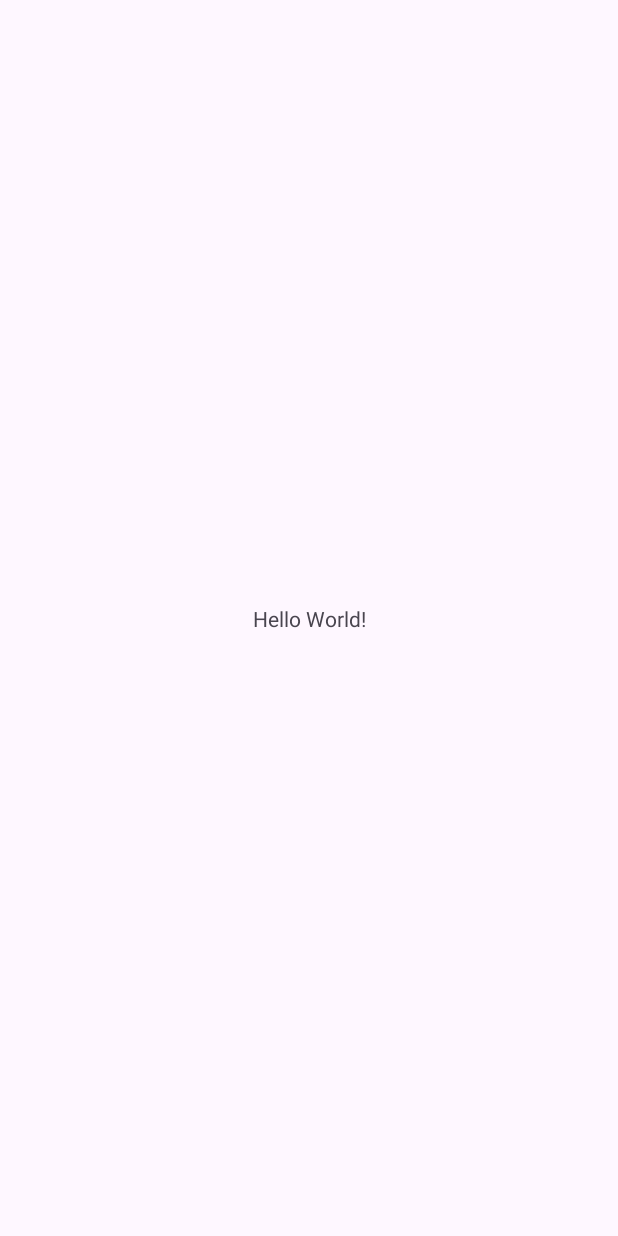
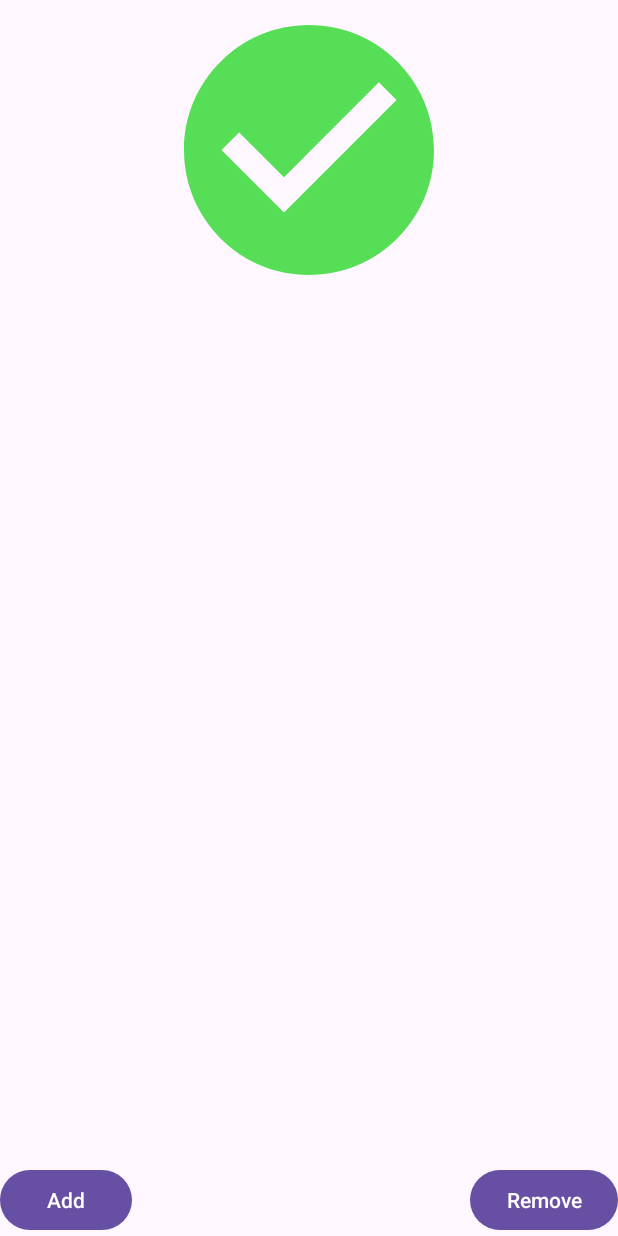
Before and after one commit to Farengon/6300Local, an Android app: the screen it shows after launch (MainActivity), on a phone screen of 412 x 824 dp. Before the commit the screen is almost empty. Run offline under Robolectric (Android 15) with nearby library versions, the phone set to English and light mode, and no system bars.

Commit message:
frontend main

```diff
--- /dev/null
+++ b/WindowsOS/app/src/main/java/gtsi/sdp/windowsos/ClassroomItemAdaper.java
@@ -0,0 +1,72 @@
+package gtsi.sdp.windowsos;
+
+import android.graphics.Color;
+import android.view.LayoutInflater;
+import android.view.View;
+import android.view.ViewGroup;
+import android.widget.TextView;
+
+import androidx.cardview.widget.CardView;
+import androidx.recyclerview.widget.RecyclerView;
+
+import java.util.ArrayList;
+import java.util.List;
+
+public class ClassroomItemAdaper extends RecyclerView.Adapter<ClassroomItemAdaper.ViewHolder> {
+    private ArrayList<String> classroom_list;
+
+    public static class ViewHolder extends RecyclerView.ViewHolder {
+        private TextView classroom;
+        private TextView reminder;
+        private CardView card_view;
+
+        public ViewHolder(View view) {
+            super(view);
+            // Define click listener for the ViewHolder's View
+
+            classroom = (TextView) view.findViewById(R.id.classroom);
+            reminder = (TextView) view.findViewById(R.id.reminder);
+            card_view = (CardView) view.findViewById(R.id.cardview);
+        }
+    }
+
+    public ClassroomItemAdaper (ArrayList<String> arg) {
+        this.classroom_list = arg;
+    }
+
+    @Override
+    public ViewHolder onCreateViewHolder(ViewGroup viewGroup, int viewType) {
+        // Create a new view, which defines the UI of the list item
+        View view = LayoutInflater.from(viewGroup.getContext())
+                .inflate(R.layout.classroom_state_item, viewGroup, false);
+
+        ViewHolder holder = new ViewHolder(view);
+
+        return holder;
+    }
+
+    @Override
+    public void onBindViewHolder(ViewHolder viewHolder, final int position) {
+
+        // Get element from your dataset at this position and replace the
+        // contents of the view with that element
+        viewHolder.classroom.setText(classroom_list.get(position));
+    }
+
+    @Override
+    public int getItemCount() {
+        return classroom_list.size();
+    }
+
+    public void add_item(String classroom) {
+        classroom_list.add(0, classroom);
+//        notifyItemInserted(0);
+        notifyDataSetChanged();
+    }
+
+    public void remove() {
+        classroom_list.remove(0);
+//        notifyItemRemoved(0);
+        notifyDataSetChanged();
+    }
+}
--- a/WindowsOS/app/src/main/java/gtsi/sdp/windowsos/MainActivity.java
+++ b/WindowsOS/app/src/main/java/gtsi/sdp/windowsos/MainActivity.java
@@ -1,14 +1,69 @@
 package gtsi.sdp.windowsos;
 
 import androidx.appcompat.app.AppCompatActivity;
+import androidx.recyclerview.widget.LinearLayoutManager;
+import androidx.recyclerview.widget.RecyclerView;
 
+import android.content.res.ColorStateList;
+import android.graphics.Color;
 import android.os.Bundle;
+import android.view.View;
+import android.widget.Button;
+import android.widget.ImageView;
+
+import java.util.ArrayList;
+import java.util.List;
 
 public class MainActivity extends AppCompatActivity {
+
+    private RecyclerView classroom_list_view;
+    private ClassroomItemAdaper adapter;
+    private ArrayList<String> classroom_list = new ArrayList<>();
+    private ImageView icon_view;
+
+    private RecyclerView.AdapterDataObserver observer = new RecyclerView.AdapterDataObserver() {
+        @Override
+        public void onChanged() {
+            super.onChanged();
+            if (adapter.getItemCount() == 0) {
+                icon_view.setImageResource(R.drawable.all_done);
+            }
+            else {
+                icon_view.setImageResource(R.drawable.reminder);
+            }
+        }
+    };
 
     @Override
     protected void onCreate(Bundle savedInstanceState) {
         super.onCreate(savedInstanceState);
         setContentView(R.layout.activity_main);
+
+        classroom_list_view = findViewById(R.id.classroom_list);
+        icon_view = findViewById(R.id.icon_state);
+
+        adapter = new ClassroomItemAdaper(classroom_list);
+        adapter.registerAdapterDataObserver(observer);
+        LinearLayoutManager manager = new LinearLayoutManager(this);
+        manager.setOrientation(LinearLayoutManager.VERTICAL);
+        classroom_list_view.setLayoutManager(manager);
+        classroom_list_view.setAdapter(adapter);
+
+        Button add_button = findViewById(R.id.add_button);
+        Button remove_button = findViewById(R.id.remove_button);
+
+        add_button.setOnClickListener(new View.OnClickListener() {
+            @Override
+            public void onClick(View view) {
+                adapter.add_item("classroom" + adapter.getItemCount());
+            }
+        });
+
+        remove_button.setOnClickListener(new View.OnClickListener() {
+            @Override
+            public void onClick(View view) {
+                adapter.remove();
+            }
+        });
     }
 }
--- /dev/null
+++ b/WindowsOS/app/src/main/res/drawable/all_done.xml
@@ -0,0 +1,5 @@
+<vector android:height="200dp" android:tint="#56DF56"
+    android:viewportHeight="24" android:viewportWidth="24"
+    android:width="200dp" xmlns:android="http://schemas.android.com/apk/res/android">
+    <path android:fillColor="@android:color/white" android:pathData="M12,2C6.48,2 2,6.48 2,12s4.48,10 10,10 10,-4.48 10,-10S17.52,2 12,2zM10,17l-5,-5 1.41,-1.41L10,14.17l7.59,-7.59L19,8l-9,9z"/>
+</vector>
--- /dev/null
+++ b/WindowsOS/app/src/main/res/drawable/reminder.xml
@@ -0,0 +1,5 @@
+<vector android:height="200dp" android:tint="#E1882E"
+    android:viewportHeight="24" android:viewportWidth="24"
+    android:width="200dp" xmlns:android="http://schemas.android.com/apk/res/android">
+    <path android:fillColor="@android:color/white" android:pathData="M12,2C6.48,2 2,6.48 2,12s4.48,10 10,10 10,-4.48 10,-10S17.52,2 12,2zM13,17h-2v-2h2v2zM13,13h-2L11,7h2v6z"/>
+</vector>
--- a/WindowsOS/app/src/main/res/layout/activity_main.xml
+++ b/WindowsOS/app/src/main/res/layout/activity_main.xml
@@ -6,13 +6,42 @@
     android:layout_height="match_parent"
     tools:context=".MainActivity">
 
+    <ImageView
+        android:id="@+id/icon_state"
+        android:layout_width="match_parent"
+        android:layout_height="wrap_content"
+        android:src="@drawable/all_done"
+        app:layout_constraintTop_toTopOf="parent"
+        android:contentDescription="@string/opening_window"/>
+
     <TextView
+        android:id="@+id/textView"
+        android:layout_width="match_parent"
+        android:layout_height="wrap_content"
+        android:textAlignment="center"
+        app:layout_constraintTop_toBottomOf="@+id/icon_state" />
+
+    <androidx.recyclerview.widget.RecyclerView
+        android:id="@+id/classroom_list"
+        android:layout_width="match_parent"
+        android:layout_height="0dp"
+        app:layout_constraintBottom_toTopOf="@+id/add_button"
+        app:layout_constraintTop_toBottomOf="@+id/textView" />
+
+    <Button
+        android:id="@+id/add_button"
         android:layout_width="wrap_content"
         android:layout_height="wrap_content"
-        android:text="Hello World!"
+        app:layout_constraintBottom_toBottomOf="parent"
+        app:layout_constraintStart_toStartOf="parent"
+        android:text="Add"/>
+
+    <Button
+        android:id="@+id/remove_button"
+        android:layout_width="wrap_content"
+        android:layout_height="wrap_content"
         app:layout_constraintBottom_toBottomOf="parent"
         app:layout_constraintEnd_toEndOf="parent"
-        app:layout_constraintStart_toStartOf="parent"
-        app:layout_constraintTop_toTopOf="parent" />
+        android:text="Remove"/>
 
 </androidx.constraintlayout.widget.ConstraintLayout>
--- a/WindowsOS/app/src/main/res/values/strings.xml
+++ b/WindowsOS/app/src/main/res/values/strings.xml
@@ -1,3 +1,6 @@
 <resources>
     <string name="app_name">WindowsOS</string>
+    <string name="all_done">Everything is OK!</string>
+    <string name="reminder">Anomaly detected!</string>
+    <string name="opening_window">Window opening</string>
 </resources>
```
Also changed, not shown: WindowsOS/app/src/main/res/layout/classroom_state_item.xml (added, +42 -0 lines).
